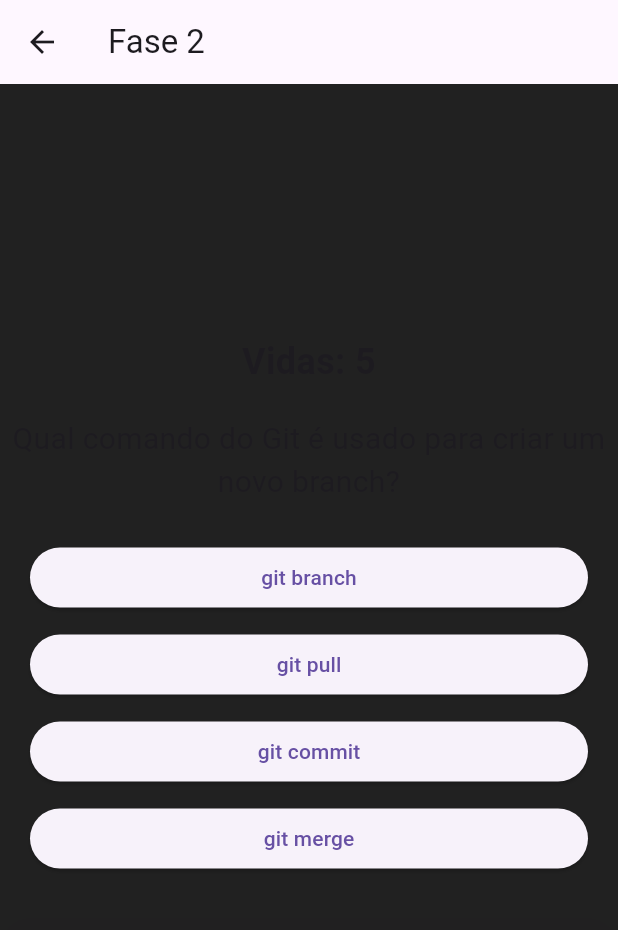
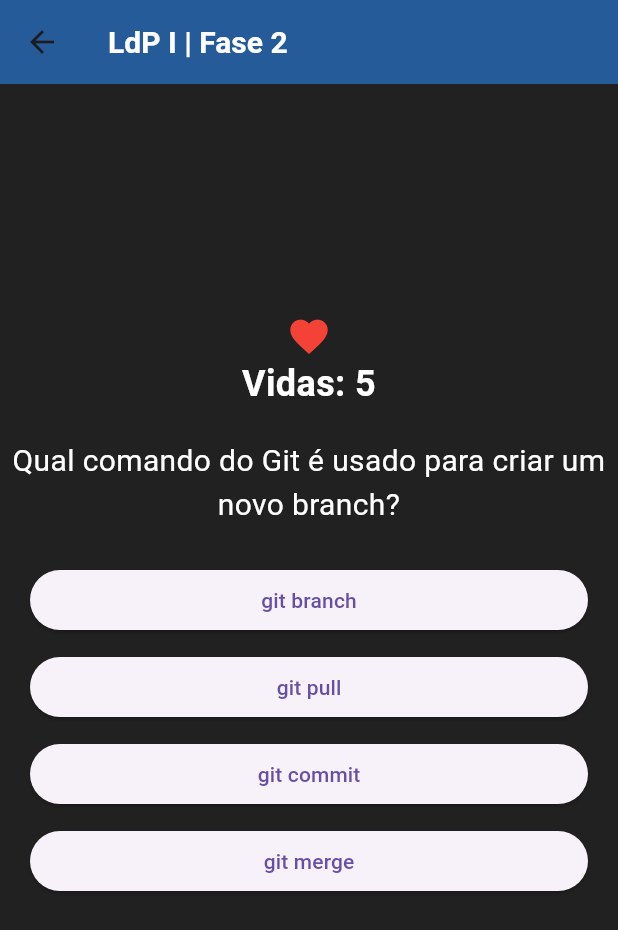
Before and after one commit to Organizacao-Tributo-Victor-Guimaraes/projeto_teclearn_flutter_2, a Flutter app: the Fase2Page screen opened directly, on a phone screen of 412 x 824 dp. Shown: the top 930 px of the screen. Run offline on Flutter 3.47's test engine with Material 3 defaults, Android fonts, the phone set to English and light mode, and no system bars.

Commit message:
[feat] Melhoria de Desing da fase 2
Melhoria e desing, acrescentando icones e mudando as cores para algo mais agradavel, conforme solicitado pelo professor Alexandre Rodizio Bento

```diff
--- a/projeto_teclearn_flutter/lib/fase2.dart
+++ b/projeto_teclearn_flutter/lib/fase2.dart
@@ -159,7 +159,9 @@ class _Fase2PageState extends State<Fase2Page> {
   Widget build(BuildContext context) {
     if (questionQueue.isEmpty) {
       return Scaffold(
-        appBar: AppBar(title: const Text('Fase 2')),
+        appBar: AppBar(
+          title: const Text('Fase 2')
+              ),
         body: const Center(child: Text('Carregando...', style: TextStyle(fontSize: 20))),
       );
     }
@@ -168,7 +170,13 @@ class _Fase2PageState extends State<Fase2Page> {
 
     return Scaffold(
       appBar: AppBar(
-        title: const Text('Fase 2'),
+        backgroundColor: const Color.fromARGB(255, 37, 91, 153),
+        title: const Text('LdP I | Fase 2',
+        style: TextStyle(
+                fontSize: 20,
+                fontWeight: FontWeight.bold,
+                color: Colors.white,
+              ),),
         leading: IconButton(
           icon: const Icon(Icons.arrow_back),
           onPressed: () {
@@ -181,15 +189,21 @@ class _Fase2PageState extends State<Fase2Page> {
         mainAxisAlignment: MainAxisAlignment.center,
         crossAxisAlignment: CrossAxisAlignment.stretch,
         children: [
+          const Icon(
+          Icons.favorite,
+          color: Colors.red,
+          size: 30,
+        ),
+        const SizedBox(width: 8),
           Text(
             'Vidas: $lives',
-            style: const TextStyle(fontSize: 24, fontWeight: FontWeight.bold),
+            style: const TextStyle(fontSize: 24, fontWeight: FontWeight.bold, color: Colors.white),
             textAlign: TextAlign.center,
           ),
           const SizedBox(height: 20),
           Text(
             question['question'] as String,
-            style: const TextStyle(fontSize: 20),
+            style: const TextStyle(fontSize: 20, color: Colors.white),
             textAlign: TextAlign.center,
           ),
           const SizedBox(height: 20),
```
